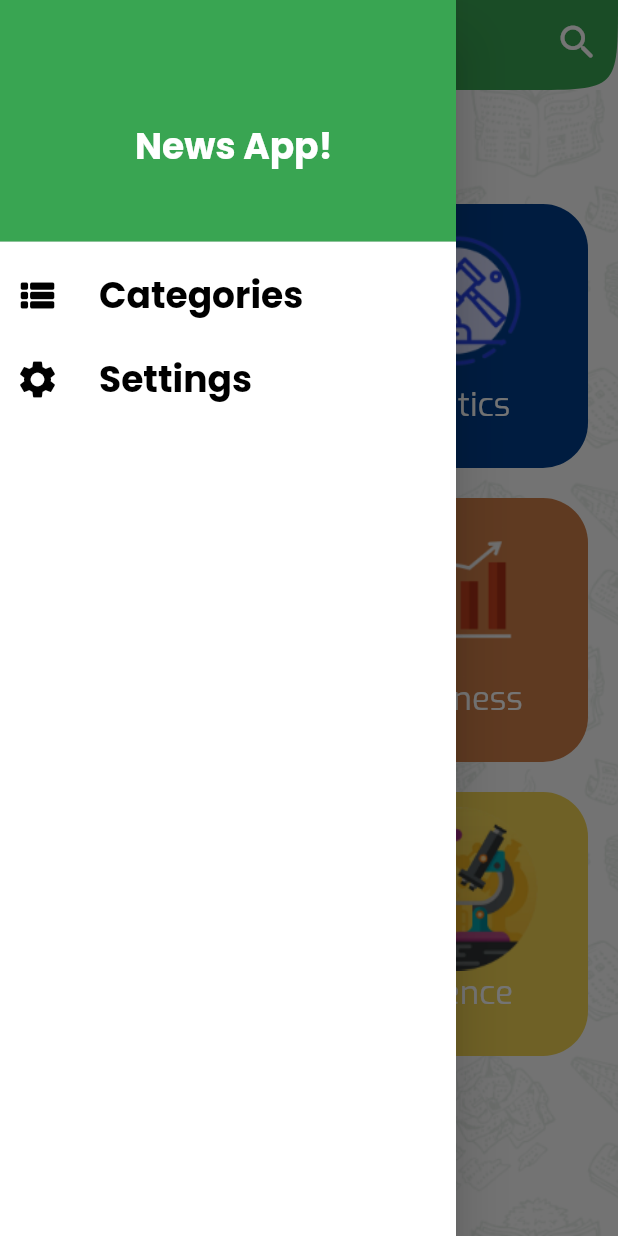
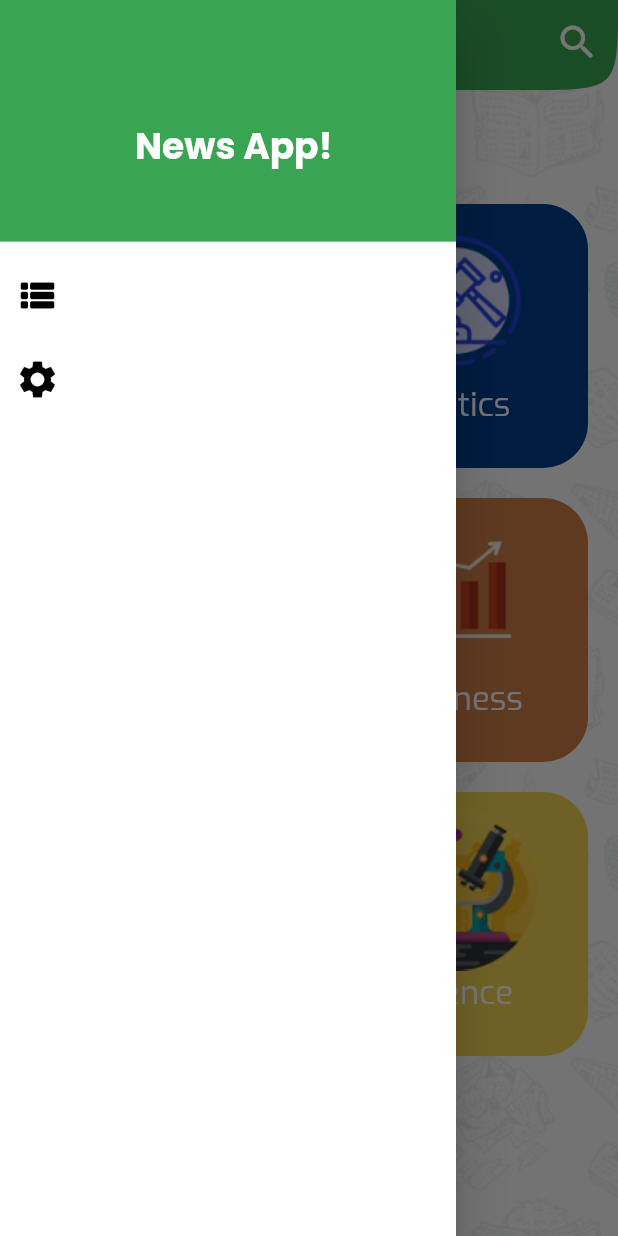
Before and after one commit to Eyadzz/News_App, a Flutter app: the screen it shows after launch, with the side drawer open, on a phone screen of 412 x 824 dp. Run offline on Flutter 3.47's test engine with Material 2 defaults, Android fonts, the phone set to English and light mode, and no system bars; our stand-ins replace timeago; generated files the repository leaves out were written again.

```diff
--- a/lib/Components/SideMenu.dart
+++ b/lib/Components/SideMenu.dart
@@ -19,6 +19,7 @@ class SideMenu extends StatefulWidget {
 class _SideMenuState extends State<SideMenu> {
   var colorLightTheme = Colors.white;
   late AppConfigProvider provider;
+  var textStyle = TextStyle(color: Colors.white,fontSize: 24, fontFamily: "Pop_Bold");
 
   @override
   Widget build(BuildContext context) {
@@ -35,33 +36,21 @@ class _SideMenuState extends State<SideMenu> {
               decoration: BoxDecoration(
                 color: Color.fromARGB(255, 57, 165, 82),
               ),
-              child: Text(AppLocalizations.of(context)!.drawerTitle,style: TextStyle(color: Colors.white,fontSize: 24,
-                fontFamily: "Pop_Bold",),),
+              child: Text(AppLocalizations.of(context)!.drawerTitle, style: textStyle),
             ),
             ListTile(
               leading: new Icon(Icons.view_list_rounded, size: 30, color: Colors.black,),
-              title: Text(AppLocalizations.of(context)!.categories,
-                  style: TextStyle(
-                    color: Colors.black,
-                    fontSize: 24,
-                    fontFamily: "Pop_Bold",
-                  )),
+              title: Text(AppLocalizations.of(context)!.categories, style: textStyle),
               contentPadding: EdgeInsets.fromLTRB(10, 0, 0, 0),
               onTap: () {
-                Navigator.pushReplacement(
-                  context,
-                  MaterialPageRoute(builder:  (context) => CategoryScreen()),
+                provider.setSearchingString('');
+                Navigator.pushReplacement(context, MaterialPageRoute(builder:  (context) => CategoryScreen()),
                 );
               },
             ),
             ListTile(
               leading: new Icon(Icons.settings, size: 30,color: Colors.black,),
-              title: Text(AppLocalizations.of(context)!.settings,
-                  style: TextStyle(
-                    color: Colors.black,
-                    fontSize: 24,
-                    fontFamily: "Pop_Bold",
-                  )),
+              title: Text(AppLocalizations.of(context)!.settings, style: textStyle),
               contentPadding: EdgeInsets.fromLTRB(10, 0, 0, 0),
               onTap: () {
                 Navigator.pushReplacement(
--- a/lib/Components/myAppBar.dart
+++ b/lib/Components/myAppBar.dart
@@ -61,6 +61,7 @@ class _CustomAppBarState extends State<CustomAppBar>{
                   prefixIcon: Padding(
                     padding: const EdgeInsets.fromLTRB(0,0,8,0),
                     child: IconButton(icon: Icon(Icons.close, color: primaryColor), onPressed: (){setState(() {
+                      provider.setSearchingString('');
                       isSearching=false;
                     });},),
                   ),
--- a/lib/main.dart
+++ b/lib/main.dart
@@ -39,7 +39,7 @@ class MyApp extends StatelessWidget {
             primaryColor: primaryColor,
           ),
           routes: {
-            HomeScreen.routeName: (context) =>HomeScreen('',''),
+            HomeScreen.routeName: (context) =>HomeScreen(),
             SettingsTab.routeName: (context) => SettingsTab(),
             CategoryScreen.routeName: (context)=> CategoryScreen(),
           },
--- a/lib/tabs/ArticleScreen/ArticlePage.dart
+++ b/lib/tabs/ArticleScreen/ArticlePage.dart
@@ -40,8 +40,6 @@ class ArticlePage extends StatelessWidget {
                   child: Text(news.content)
               ),
             ),
-
-
             Padding(
               padding: const EdgeInsets.all(15.0),
               child: GestureDetector(
@@ -52,9 +50,7 @@ class ArticlePage extends StatelessWidget {
                   mainAxisAlignment: MainAxisAlignment.end,
                   children: [
                     Text('View Full Article'),
-                    Icon(
-                        Icons.arrow_right_outlined
-                    ),
+                    Icon(Icons.arrow_right_outlined),
                   ],
                 ),
               ),
--- a/lib/tabs/CategoryScreen/CustomGridView.dart
+++ b/lib/tabs/CategoryScreen/CustomGridView.dart
@@ -1,6 +1,7 @@
 import 'package:flutter/material.dart';
 import 'package:news_application/tabs/HomeScreen/HomeScreen.dart';
 import 'package:flutter_gen/gen_l10n/app_localizations.dart';
+import 'package:news_application/tabs/HomeScreen/HomeScreenArgs.dart';
 import 'package:news_application/utility/AppConfigProvider.dart';
 import 'package:provider/provider.dart';
 import 'CategoryData.dart';
@@ -44,7 +45,8 @@ class _CustomGridViewState extends State<CustomGridView> {
                 child: CategoryItem(categoryData: categories[index]),
                 onTap: (){
                   provider.setArticleTitle(categories[index].title);
-                  Navigator.pushReplacement(context, MaterialPageRoute(builder: (context)=>HomeScreen(categories[index].title,categories[index].categoryName)));
+                  Navigator.pushNamed(context,HomeScreen.routeName,arguments: HomeScreenArgs(categories[index].title,categories[index].categoryName));
+                  //Navigator.pushReplacement(context, MaterialPageRoute(builder: (context)=>HomeScreen(categories[index].title,categories[index].categoryName)));
                 },
               ),
             );
--- /dev/null
+++ b/lib/tabs/HomeScreen/HomeScreenArgs.dart
@@ -0,0 +1,5 @@
+class HomeScreenArgs{
+  HomeScreenArgs(this.title,this.category);
+  String category;
+  String title;
+}
--- a/lib/tabs/HomeScreen/NewsListItem.dart
+++ b/lib/tabs/HomeScreen/NewsListItem.dart
@@ -11,9 +11,7 @@ class NewsListItem extends StatelessWidget {
   Widget build(BuildContext context) {
     return InkWell(
       onTap: () {
-        Navigator.push(
-            context,
-            MaterialPageRoute(builder: (context) => ArticlePage(news,)),
+        Navigator.push(context, MaterialPageRoute(builder: (context) => ArticlePage(news)),
         );
       },
       child: NewsTitle(news.urlToImage,news.author,news.title,news.publishedAt),
--- a/lib/tabs/HomeScreen/NewsPart.dart
+++ b/lib/tabs/HomeScreen/NewsPart.dart
@@ -23,13 +23,7 @@ class _NewsPartState extends State<NewsPart> {
 
   late AppConfigProvider provider;
   late Future<NewsResponse>newsFuture;
-  @override
-  void initState() {
-    // TODO: implement initState
-    super.initState();
 
-
-  }
   @override
   Widget build(BuildContext context) {
     provider =  Provider.of<AppConfigProvider>(context);
```
Also changed, not shown: lib/tabs/HomeScreen/HomeScreen.dart (+8 -7 lines), lib/tabs/Settings/SettingsTab.dart (+0 -7 lines).
